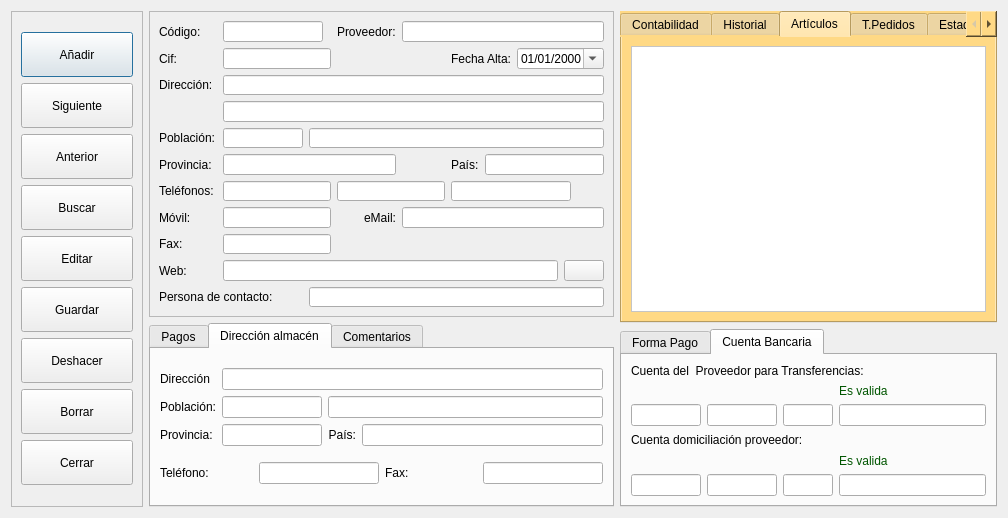
The window that frmproveedores.ui (arcnexus/RedFoX) describes before a commit, drawn with Qt 5.
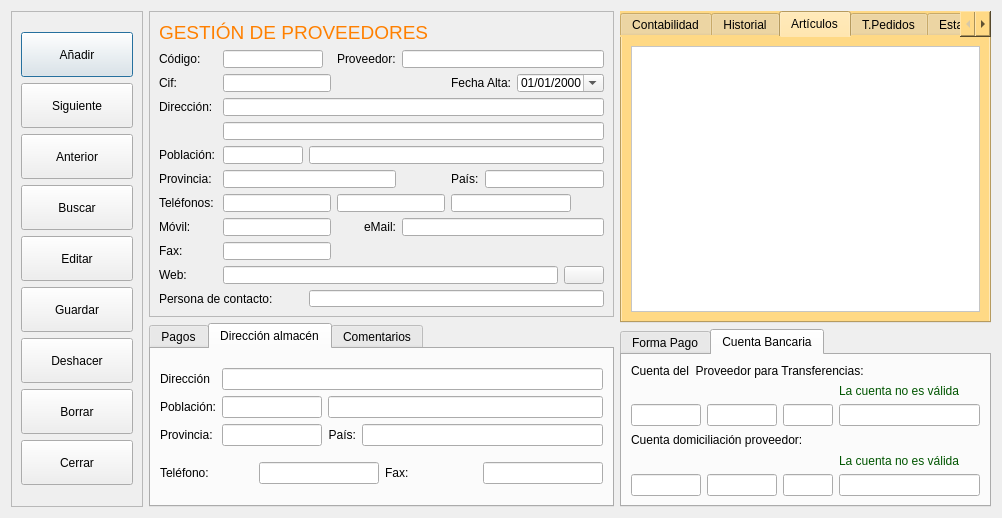
The same window after the commit. The open tabs and pages were chosen to show the change. Icons and pictures are not drawn.

Diff of the .ui file:
```diff
--- a/frmproveedores.ui
+++ b/frmproveedores.ui
@@ -6,7 +6,7 @@
    <rect>
     <x>0</x>
     <y>0</y>
-    <width>1008</width>
+    <width>1002</width>
     <height>493</height>
    </rect>
   </property>
@@ -907,7 +907,7 @@
           <string notr="true">color: rgb(0, 85, 0);</string>
          </property>
          <property name="text">
-          <string>Es valida</string>
+          <string>La cuenta no es válida</string>
          </property>
         </widget>
        </item>
@@ -997,7 +997,7 @@
           <string notr="true">color: rgb(0, 85, 0);</string>
          </property>
          <property name="text">
-          <string>Es valida</string>
+          <string>La cuenta no es válida</string>
          </property>
         </widget>
        </item>
@@ -1020,7 +1020,7 @@
       <enum>QFrame::Raised</enum>
      </property>
      <layout class="QGridLayout" name="gridLayout_20">
-      <item row="0" column="0">
+      <item row="1" column="0">
        <layout class="QGridLayout" name="gridLayout">
         <item row="1" column="0">
          <widget class="QLabel" name="label_3">
@@ -1259,6 +1259,13 @@
         </item>
        </layout>
       </item>
+      <item row="0" column="0">
+       <widget class="QLabel" name="label_16">
+        <property name="text">
+         <string>&lt;html&gt;&lt;head/&gt;&lt;body&gt;&lt;p&gt;&lt;span style=&quot; font-size:14pt; color:#ff8000;&quot;&gt;GESTIÓN DE PROVEEDORES&lt;/span&gt;&lt;/p&gt;&lt;/body&gt;&lt;/html&gt;</string>
+        </property>
+       </widget>
+      </item>
      </layout>
     </widget>
    </item>
```
Left out of the diff: 4 changed lines with no effect on the pictures.
